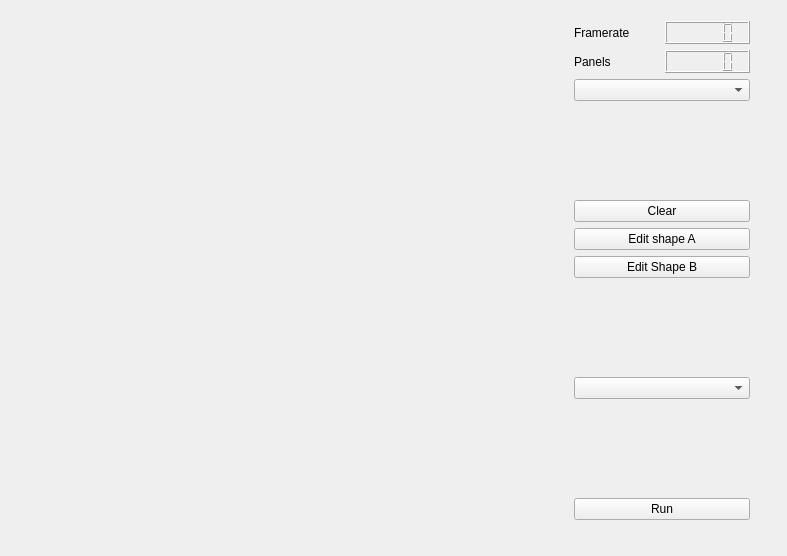
Before: the Qt Designer form gui/qt/mainwindow.ui in MathisHammel/AsmlHackathon, drawn with Qt 5.
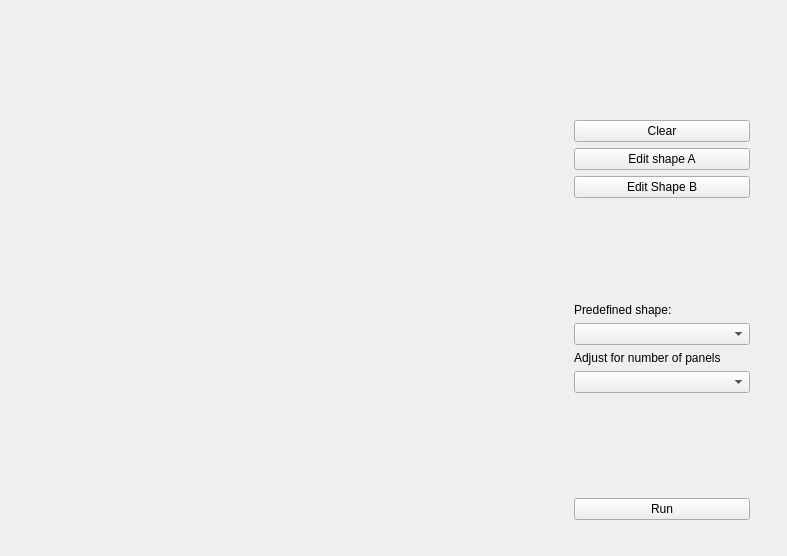
After: the same form once the commit is applied. Custom widgets are drawn as their Qt base class.

The edit to the form file:
```diff
--- a/gui/qt/mainwindow.ui
+++ b/gui/qt/mainwindow.ui
@@ -41,110 +41,92 @@
      </item>
      <item>
       <layout class="QGridLayout" name="gridLayout">
-       <item row="5" column="0">
-        <widget class="QPushButton" name="editAbutton">
-         <property name="text">
-          <string>Edit shape A</string>
-         </property>
-        </widget>
-       </item>
-       <item row="4" column="0">
+       <item row="2" column="0">
         <widget class="QPushButton" name="clearButton">
          <property name="text">
           <string>Clear</string>
          </property>
         </widget>
        </item>
-       <item row="10" column="0">
+       <item row="6" column="0">
+        <widget class="QLabel" name="label_2">
+         <property name="text">
+          <string>Predefined shape:</string>
+         </property>
+        </widget>
+       </item>
+       <item row="3" column="0">
+        <widget class="QPushButton" name="editAbutton">
+         <property name="text">
+          <string>Edit shape A</string>
+         </property>
+        </widget>
+       </item>
+       <item row="11" column="0">
         <widget class="QPushButton" name="runButton">
          <property name="text">
           <string>Run</string>
          </property>
         </widget>
        </item>
-       <item row="9" column="0">
-        <spacer name="verticalSpacer">
-         <property name="orientation">
-          <enum>Qt::Vertical</enum>
-         </property>
-         <property name="sizeHint" stdset="0">
-          <size>
-           <width>20</width>
-           <height>40</height>
-          </size>
-         </property>
-        </spacer>
-       </item>
-       <item row="2" column="0">
-        <spacer name="verticalSpacer_2">
-         <property name="orientation">
-          <enum>Qt::Vertical</enum>
-         </property>
-         <property name="sizeHint" stdset="0">
-          <size>
-           <width>20</width>
-           <height>40</height>
-          </size>
-         </property>
-        </spacer>
-       </item>
        <item row="7" column="0">
-        <spacer name="verticalSpacer_3">
-         <property name="orientation">
-          <enum>Qt::Vertical</enum>
-         </property>
-         <property name="sizeHint" stdset="0">
-          <size>
-           <width>20</width>
-           <height>40</height>
-          </size>
-         </property>
-        </spacer>
-       </item>
-       <item row="8" column="0">
         <widget class="QComboBox" name="selectShape"/>
        </item>
-       <item row="6" column="0">
+       <item row="0" column="0">
+        <spacer name="verticalSpacer_2">
+         <property name="orientation">
+          <enum>Qt::Vertical</enum>
+         </property>
+         <property name="sizeHint" stdset="0">
+          <size>
+           <width>20</width>
+           <height>40</height>
+          </size>
+         </property>
+        </spacer>
+       </item>
+       <item row="4" column="0">
         <widget class="QPushButton" name="editBbutton">
          <property name="text">
           <string>Edit Shape B</string>
          </property>
         </widget>
        </item>
-       <item row="1" column="0">
-        <widget class="QComboBox" name="portSelector"/>
+       <item row="10" column="0">
+        <spacer name="verticalSpacer">
+         <property name="orientation">
+          <enum>Qt::Vertical</enum>
+         </property>
+         <property name="sizeHint" stdset="0">
+          <size>
+           <width>20</width>
+           <height>40</height>
+          </size>
+         </property>
+        </spacer>
        </item>
-       <item row="0" column="0">
-        <layout class="QVBoxLayout" name="verticalLayout">
-         <item>
-          <layout class="QHBoxLayout" name="horizontalLayout_2">
-           <item>
-            <widget class="QLabel" name="label">
-             <property name="text">
-              <string>Framerate</string>
-             </property>
-            </widget>
-           </item>
-           <item>
-            <widget class="QLCDNumber" name="lcdNumber"/>
-           </item>
-          </layout>
-         </item>
-         <item>
-          <layout class="QHBoxLayout" name="horizontalLayout_9">
-           <item>
-            <widget class="QLabel" name="label_8">
-             <property name="text">
-              <string>Panels</string>
-             </property>
-            </widget>
-           </item>
-           <item>
-            <widget class="QLCDNumber" name="panels"/>
-           </item>
-          </layout>
-         </item>
-        </layout>
+       <item row="5" column="0">
+        <spacer name="verticalSpacer_3">
+         <property name="orientation">
+          <enum>Qt::Vertical</enum>
+         </property>
+         <property name="sizeHint" stdset="0">
+          <size>
+           <width>20</width>
+           <height>40</height>
+          </size>
+         </property>
+        </spacer>
+       </item>
+       <item row="8" column="0">
+        <widget class="QLabel" name="label_3">
+         <property name="text">
+          <string>Adjust for number of panels</string>
+         </property>
+        </widget>
+       </item>
+       <item row="9" column="0">
+        <widget class="QComboBox" name="adjustPanels"/>
        </item>
       </layout>
      </item>
```
